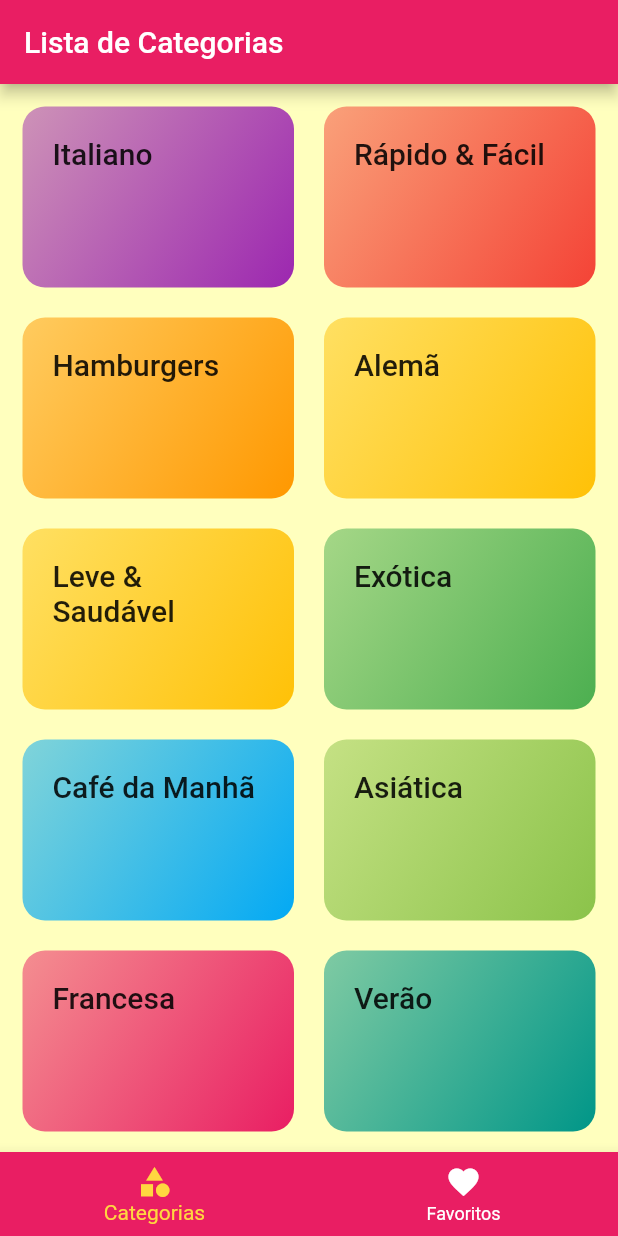
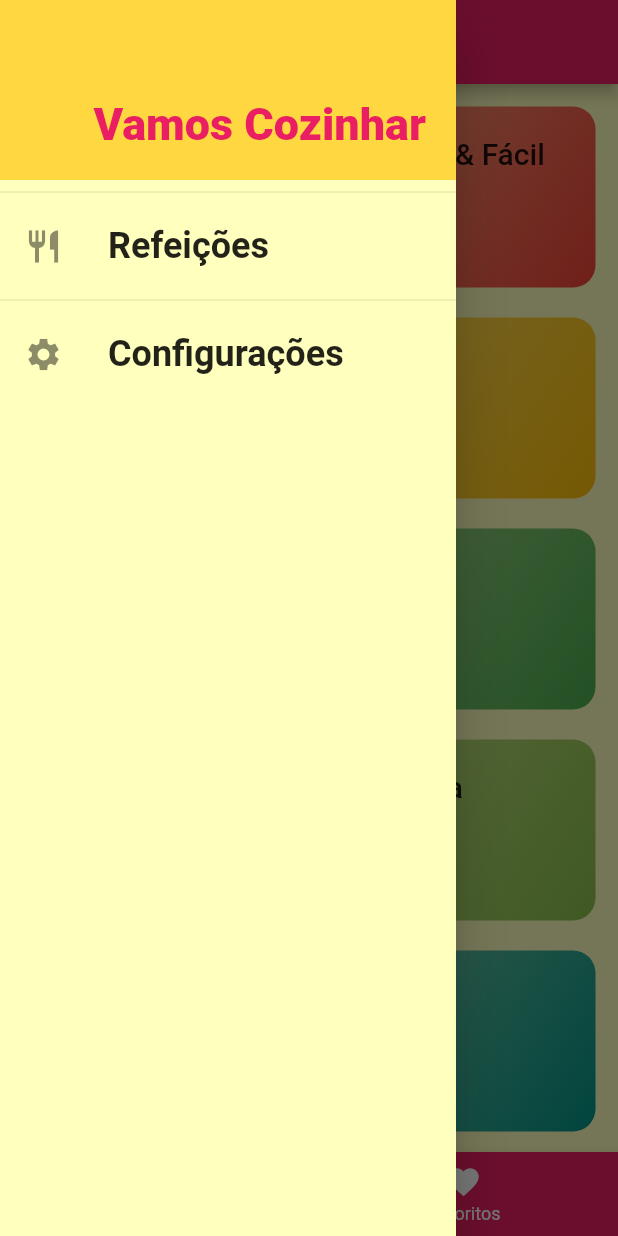
Before and after one commit to PAULOTEK/meat_category, a Flutter app: the screen it shows after launch, with the side drawer open (before the commit the screen has no drawer), on a phone screen of 412 x 824 dp. Run offline on Flutter 3.47's test engine with Material 2 defaults, Android fonts, the phone set to English and light mode, and no system bars; Roboto replaces fonts that are missing (RobotoCondensed).

```diff
--- /dev/null
+++ b/lib/config/settings.page.dart
@@ -0,0 +1,19 @@
+import 'package:flutter/material.dart';
+import 'package:meals/widget/main_menu.dart';
+
+class SettingsPage extends StatelessWidget {
+  const SettingsPage({Key? key}) : super(key: key);
+
+  @override
+  Widget build(BuildContext context) {
+    return Scaffold(
+      appBar: AppBar(
+        title: const Text('Configurações'),
+      ),
+      drawer: const MainMenu(),
+      body: const Center(
+        child: Text('Configurações!'),
+      ),
+    );
+  }
+}
--- a/lib/main.dart
+++ b/lib/main.dart
@@ -1,8 +1,9 @@
 import 'package:flutter/material.dart';
+import 'package:meals/config/settings.page.dart';
 import 'package:meals/routes/app.routes.dart';
 import 'package:meals/view/category_meals.page.dart';
 import 'package:meals/view/meals_detail.page.dart';
-import 'package:meals/view/tabs_screen.page.dart';
+import 'package:meals/widget/tabs_screen.page.dart';
 
 void main() => runApp(const MyApp());
 
@@ -34,9 +35,10 @@ class _MyAppState extends State<MyApp> {
         canvasColor: const Color.fromARGB(255, 255, 255, 190),
       ),
       routes: {
-        AppRoutes.HOME: (ctx) => const TabsScreenPage(),
+        AppRoutes.HOME: (ctx) => const TabsScreenWidget(),
         AppRoutes.CATEGORIES_MEALS: (ctx) => const CategoriesMealsPage(),
         AppRoutes.MEALS_DETAIL: (ctx) => const MealDetailPage(),
+        AppRoutes.SETTINGS: (ctx) => const SettingsPage(),
       },
     );
   }
--- a/lib/routes/app.routes.dart
+++ b/lib/routes/app.routes.dart
@@ -2,4 +2,5 @@ class AppRoutes {
   static const HOME = '/';
   static const CATEGORIES_MEALS = '/categories-meals';
   static const MEALS_DETAIL = '/meals-detail';
+  static const SETTINGS = '/settings';
 }
--- a/lib/view/categories_screen.page.dart
+++ b/lib/view/categories_screen.page.dart
@@ -1,5 +1,5 @@
 import 'package:flutter/material.dart';
-import 'package:meals/widget/category_item/category_item.widget.dart';
+import 'package:meals/widget/category_item.widget.dart';
 
 import '../data/dummy_data.dart';
 
--- a/lib/view/category_meals.page.dart
+++ b/lib/view/category_meals.page.dart
@@ -1,6 +1,6 @@
 import 'package:flutter/material.dart';
 import 'package:meals/model/category.dart';
-import 'package:meals/widget/meals_item/meals_item.widget.dart';
+import 'package:meals/widget/meals_item.widget.dart';
 
 import '../data/dummy_data.dart';
 
--- /dev/null
+++ b/lib/widget/main_menu.dart
@@ -0,0 +1,61 @@
+import 'package:flutter/material.dart';
+import 'package:meals/routes/app.routes.dart';
+
+class MainMenu extends StatelessWidget {
+  const MainMenu({Key? key}) : super(key: key);
+
+  @override
+  Widget build(BuildContext context) {
+    return Drawer(
+      child: Column(
+        children: [
+          Container(
+            height: 120,
+            width: double.infinity,
+            padding: const EdgeInsets.all(20),
+            color: Theme.of(context).colorScheme.secondary,
+            alignment: Alignment.bottomRight,
+            child: Text(
+              "Vamos Cozinhar",
+              style: TextStyle(
+                fontWeight: FontWeight.w900,
+                fontSize: 30,
+                color: Theme.of(context).colorScheme.primary,
+              ),
+            ),
+          ),
+          const Divider(),
+          _createItem(
+            Icons.restaurant,
+            'Refeições',
+            () => Navigator.of(context).pushReplacementNamed(AppRoutes.HOME),
+          ),
+          const Divider(),
+          _createItem(
+            Icons.settings,
+            'Configurações',
+            () => Navigator.of(context).pushReplacementNamed(AppRoutes.SETTINGS),
+          ),
+        ],
+      ),
+    );
+  }
+
+  Widget _createItem(IconData icon, String label, Function()? onClick) {
+    return ListTile(
+      leading: Icon(
+        icon,
+        size: 26,
+      ),
+      title: Text(
+        label,
+        style: const TextStyle(
+          fontFamily: 'RobotoCondensed',
+          fontSize: 24,
+          fontWeight: FontWeight.bold,
+        ),
+      ),
+      onTap: onClick,
+    );
+  }
+}
--- a/lib/view/tabs_screen.page.dart
+++ b/lib/widget/tabs_screen.page.dart
@@ -1,15 +1,16 @@
 import 'package:flutter/material.dart';
 import 'package:meals/view/categories_screen.page.dart';
 import 'package:meals/view/favorite_screen.page.dart';
+import 'package:meals/widget/main_menu.dart';
 
-class TabsScreenPage extends StatefulWidget {
-  const TabsScreenPage({Key? key}) : super(key: key);
+class TabsScreenWidget extends StatefulWidget {
+  const TabsScreenWidget({Key? key}) : super(key: key);
 
   @override
-  State<TabsScreenPage> createState() => _TabsScreenPageState();
+  State<TabsScreenWidget> createState() => _TabsScreenWidgetState();
 }
 
-class _TabsScreenPageState extends State<TabsScreenPage> {
+class _TabsScreenWidgetState extends State<TabsScreenWidget> {
   int _selectScreenIndex = 0;
   final List<String> _titles = [
     'Lista de Categorias',
@@ -34,6 +35,7 @@ class _TabsScreenPageState extends State<TabsScreenPage> {
       appBar: AppBar(
         title: Text(_titles[_selectScreenIndex]),
       ),
+      drawer: const MainMenu(),
       body: _screens[_selectScreenIndex],
       bottomNavigationBar: BottomNavigationBar(
         onTap: _selectScreen,
```
Also changed, not shown: lib/widget/category_item.widget.dart (renamed from lib/widget/category_item/category_item.widget.dart), lib/widget/meals_item.widget.dart (renamed from lib/widget/meals_item/meals_item.widget.dart).
